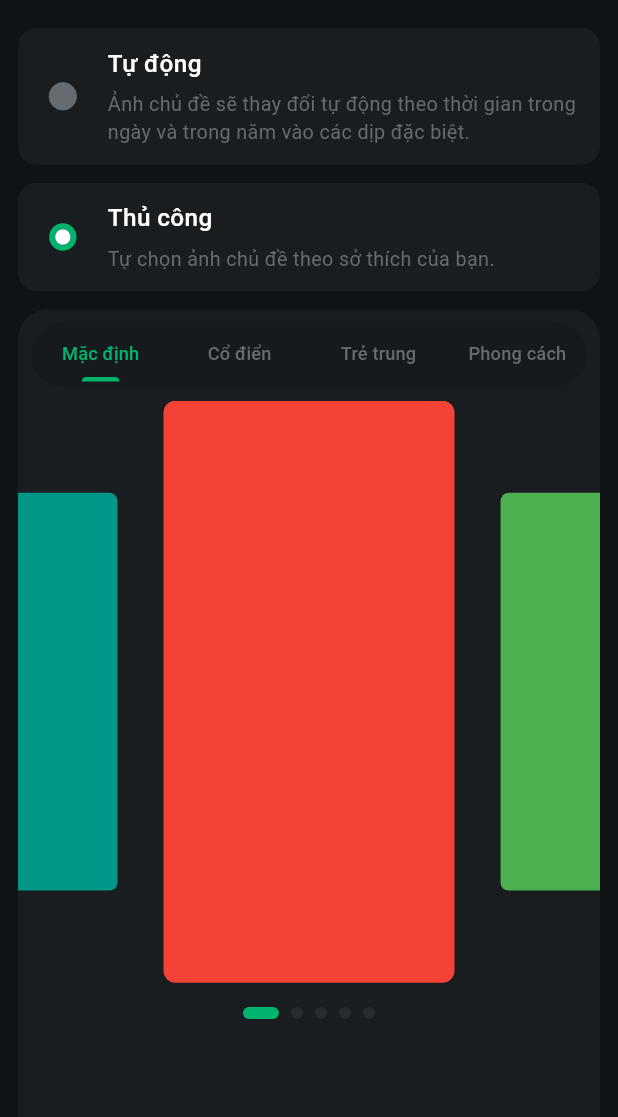
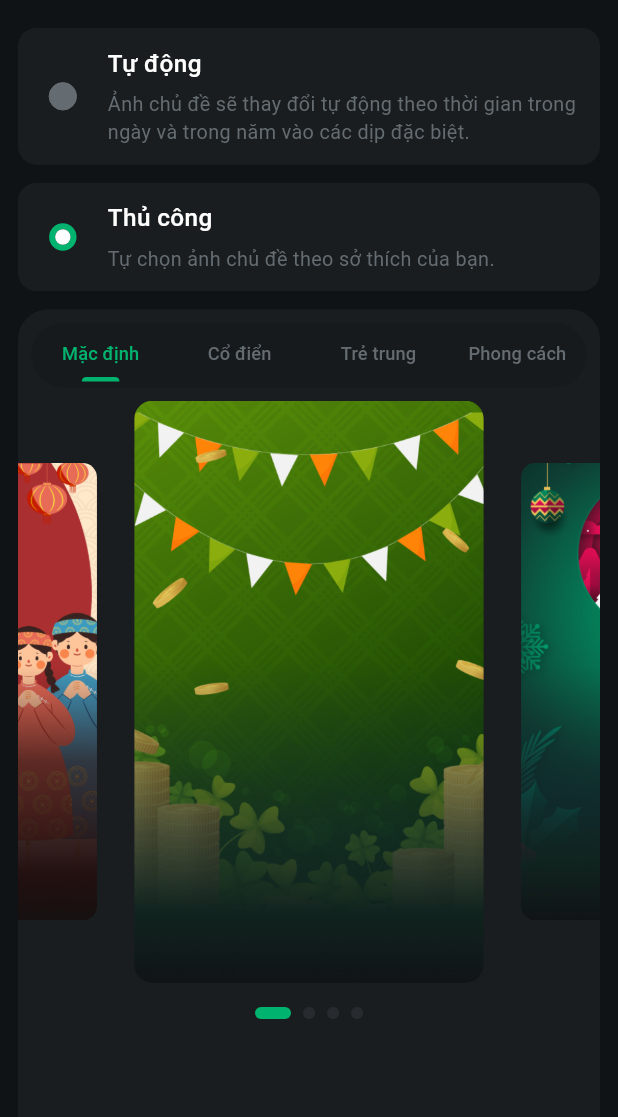
Before and after one commit to dhnam2806/fpts_project, a Flutter app: the SwapThemeSetting screen opened directly, after a tap on "Thủ công", on a phone screen of 412 x 824 dp, the part 62-1179 px from its top. Run offline on Flutter 3.47's test engine with Material 3 defaults, Android fonts, the light colour scheme and no system bars; drawn by our look-alikes of carousel_slider, smooth_page_indicator; our stand-ins replace bloc, flutter_bloc, flutter_screenutil, google_nav_bar, persistent_bottom_nav_bar_v2, shared_preferences; accounts and stored records are empty.

Commit message:
update background theme

```diff
--- a/lib/main.dart
+++ b/lib/main.dart
@@ -3,6 +3,7 @@ import 'package:flutter_bloc/flutter_bloc.dart';
 import 'package:fpts_product/bloc/bloc/select_navbar_bloc.dart';
 import 'package:flutter_screenutil/flutter_screenutil.dart';
 import 'package:fpts_product/ui/screens/screen_mode/screen_mode.dart';
+import 'package:fpts_product/ui/screens/swap_theme/swap_theme_setting.dart';
 
 void main() {
   runApp(const MyApp());
@@ -34,7 +35,7 @@ class MyApp extends StatelessWidget {
               }),
         );
       },
-      child: ScreenMode(),
+      child: SwapThemeSetting(),
     );
   }
 }
--- a/lib/ui/screens/swap_theme/selected_theme.dart
+++ b/lib/ui/screens/swap_theme/selected_theme.dart
@@ -15,72 +15,49 @@ class _SelectedThemeState extends State<SelectedTheme> {
   int activeIndex = 0;
 
   final listTheme = [
-    Container(
-      height: 400,
-      decoration: BoxDecoration(
-        color: Colors.red,
-        borderRadius: BorderRadius.circular(8),
-      ),
-    ),
-    Container(
-      height: 400,
-      decoration: BoxDecoration(
-        color: Colors.green,
-        borderRadius: BorderRadius.circular(8),
-      ),
-    ),
-    Container(
-      height: 400,
-      decoration: BoxDecoration(
-        color: Colors.blue,
-        borderRadius: BorderRadius.circular(8),
-      ),
-    ),
-    Container(
-      height: 400,
-      decoration: BoxDecoration(
-        color: Colors.orange,
-        borderRadius: BorderRadius.circular(8),
-      ),
-    ),
-    Container(
-      height: 400,
-      decoration: BoxDecoration(
-        color: Colors.teal,
-        borderRadius: BorderRadius.circular(8),
-      ),
-    )
+    'assets/images/birthday.png',
+    'assets/images/giangsinh.png',
+    'assets/images/halloween.png',
+    'assets/images/nammoi.png',
   ];
 
   @override
   Widget build(BuildContext context) {
     return Column(
       children: [
-        CarouselSlider.builder(
-          itemCount: listTheme.length,
-          itemBuilder: (BuildContext context, int index, int realIndex) {
-            return listTheme[index];
-          },
+        CarouselSlider(
           options: CarouselOptions(
-            enlargeFactor: 0.5,
+            enlargeFactor: 0.4,
+            enlargeCenterPage: true,
             aspectRatio: 1,
-            viewportFraction: 0.5,
             enableInfiniteScroll: true,
-            reverse: false,
-            autoPlay: false,
-            autoPlayInterval: Duration(seconds: 3),
-            autoPlayAnimationDuration: Duration(milliseconds: 800),
-            autoPlayCurve: Curves.fastOutSlowIn,
-            enlargeCenterPage: true,
-            scrollDirection: Axis.horizontal,
+            viewportFraction: 0.6,
             onPageChanged: (index, reason) {
               setState(() {
                 activeIndex = index;
               });
             },
           ),
+          items: listTheme.map((imagePath) {
+            return Builder(
+              builder: (BuildContext context) {
+                return Container(
+                  width: MediaQuery.of(context).size.width,
+                  decoration: BoxDecoration(
+                    borderRadius: BorderRadius.circular(12.0),
+                    image: DecorationImage(
+                      image: AssetImage(imagePath),
+                      fit: BoxFit.cover,
+                    ),
+                  ),
+                );
+              },
+            );
+          }).toList(),
         ),
-        SizedBox(height: 16.h),
+        SizedBox(
+          height: 16.h,
+        ),
         _buildIndicator(),
       ],
     );
--- a/pubspec.yaml
+++ b/pubspec.yaml
@@ -41,9 +41,8 @@ flutter:
   uses-material-design: true
 
   # To add assets to your application, add an assets section, like this:
-  # assets:
-  #   - images/a_dot_burr.jpeg
-  #   - images/a_dot_ham.jpeg
+  assets:
+    - assets/images/
 
   # An image asset can refer to one or more resolution-specific "variants", see
   # https://flutter.dev/assets-and-images/#resolution-aware
```
Also changed, not shown: assets/images/birthday.png (added), assets/images/giangsinh.png (added), assets/images/halloween.png (added), assets/images/nammoi.png (added).
